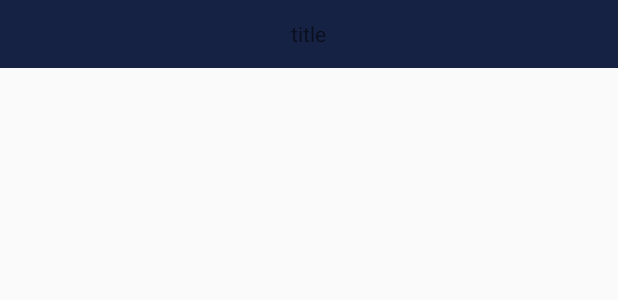
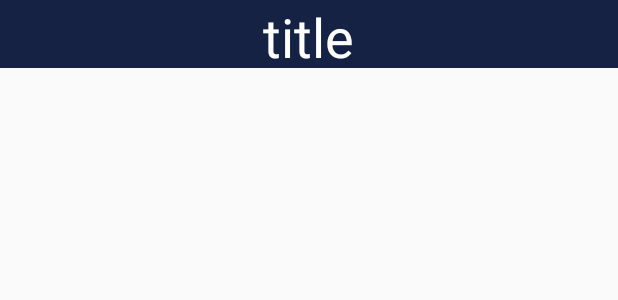
Before and after one commit to sk392/semo_nemo, an Android app: the layout layout_appbar.xml on its own in the app's theme, with its tools: preview values and no code run, on a phone screen of 412 x 824 dp. Shown: the top 300 px of the screen. Run offline under Robolectric (Android 15) with nearby library versions, the phone set to English and light mode, and no system bars; Roboto replaces fonts that are not available here.

Commit message:
메인화면 틀 완성

```diff
--- a/ToYouProject/app/build.gradle
+++ b/ToYouProject/app/build.gradle
@@ -23,6 +23,7 @@ android {
     }
 }
 
+
 dependencies {
     implementation fileTree(dir: 'libs', include: ['*.jar'])
     implementation 'com.android.support:appcompat-v7:27.0.2'
@@ -39,7 +40,11 @@ dependencies {
     //다이얼로그
     implementation 'com.afollestad.material-dialogs:core:0.9.6.0'
     implementation 'com.afollestad.material-dialogs:commons:0.9.6.0'
+    //viewpagerindicator
     implementation 'com.romandanylyk:pageindicatorview:1.0.0'
+
+    //fontlibrary
+    implementation 'com.github.katoro:typekit:1.0.1'
 
     //cardview 라이브러리
     implementation 'com.android.support:cardview-v7:27.0.2'
--- a/ToYouProject/app/src/main/AndroidManifest.xml
+++ b/ToYouProject/app/src/main/AndroidManifest.xml
@@ -27,7 +27,8 @@
 
         <activity android:name=".view.HomeActivity" />
         <activity android:name=".view.BaseActivity" />
-        <activity android:name=".view.SignupActivity"></activity>
+        <activity android:name=".view.SignupActivity" />
+        <activity android:name=".view.LetterDetailActivity"></activity>
     </application>
 
 </manifest>
--- a/ToYouProject/app/src/main/java/com/semonemo/latte/toyouproject/view/BaseActivity.java
+++ b/ToYouProject/app/src/main/java/com/semonemo/latte/toyouproject/view/BaseActivity.java
@@ -1,10 +1,12 @@
 package com.semonemo.latte.toyouproject.view;
 
+import android.content.Context;
 import android.support.v7.app.AppCompatActivity;
 import android.os.Bundle;
 
 import com.semonemo.latte.toyouproject.R;
 import com.semonemo.latte.toyouproject.util.SharedPreferenceManager;
+import com.tsengvn.typekit.TypekitContextWrapper;
 
 import butterknife.ButterKnife;
 
@@ -15,4 +17,8 @@ public class BaseActivity extends AppCompatActivity {
         super.onCreate(savedInstanceState);
         SharedPreferenceManager.getInstance().load(getApplicationContext());
     }
+    @Override
+    protected void attachBaseContext(Context newBase) {
+        super.attachBaseContext(TypekitContextWrapper.wrap(newBase));
+    }
 }
--- a/ToYouProject/app/src/main/java/com/semonemo/latte/toyouproject/view/HomeActivity.java
+++ b/ToYouProject/app/src/main/java/com/semonemo/latte/toyouproject/view/HomeActivity.java
@@ -1,5 +1,6 @@
 package com.semonemo.latte.toyouproject.view;
 
+import android.graphics.Typeface;
 import android.os.Bundle;
 import android.support.annotation.NonNull;
 import android.support.annotation.Nullable;
@@ -111,7 +112,9 @@ public class HomeActivity extends BaseActivity {
             long curDateTime = new Date().getTime();
 
             long minute = (curDateTime - reqDateTime);
-            tvDDay.setText(minute + "분");
+            Typeface type = Typeface.createFromAsset(getActivity().getAssets(),"FISH&CHIPS-Regular.ttf");
+            tvDDay.setTypeface(type);
+            tvDDay.setText("D-"+minute);
             return rootView;
         }
 
--- a/ToYouProject/app/src/main/res/layout/fragment_main_letter.xml
+++ b/ToYouProject/app/src/main/res/layout/fragment_main_letter.xml
@@ -17,8 +17,9 @@
         android:layout_height="110dp" />
     <TextView
         android:id="@+id/tv_d_day"
-        android:layout_marginTop="48dp"
+        android:layout_marginTop="52dp"
         android:textSize="50sp"
+        android:textColor="@color/reddish_pink"
         android:text="D-20"
         android:layout_width="wrap_content"
         android:layout_height="wrap_content"
--- a/ToYouProject/app/src/main/res/layout/layout_appbar.xml
+++ b/ToYouProject/app/src/main/res/layout/layout_appbar.xml
@@ -1,15 +1,16 @@
 <?xml version="1.0" encoding="utf-8"?>
-<RelativeLayout
-    xmlns:android="http://schemas.android.com/apk/res/android"
+<RelativeLayout xmlns:android="http://schemas.android.com/apk/res/android"
+    xmlns:app="http://schemas.android.com/apk/res-auto"
     android:background="@color/colorPrimary"
     android:layout_width="match_parent"
     android:paddingLeft="20dp"
     android:paddingRight="20dp"
-    android:layout_height="@dimen/appbar_size">
+    android:layout_height="@dimen/appbar_size"
+    xmlns:tools="http://schemas.android.com/tools"
+    tools:ignore="MissingPrefix">
     <ImageView
         android:layout_width="@dimen/appbar_icon_size"
         android:layout_height="@dimen/appbar_icon_size"
-
         android:id="@+id/appbar_left_btn"
         android:layout_centerVertical="true"
         />
@@ -19,7 +20,8 @@
         android:layout_height="wrap_content"
         android:text="title"
         android:id="@+id/appbar_title"
-
+        android:textColor="@android:color/white"
+        android:textSize="@dimen/appbar_title_size"
         android:layout_centerInParent="true"
         />
     <ImageView
--- a/ToYouProject/app/src/main/res/values/dimen.xml
+++ b/ToYouProject/app/src/main/res/values/dimen.xml
@@ -3,5 +3,7 @@
     <dimen name="appbar_size">45dp</dimen>
     <dimen name="common_side_size">16dp</dimen>
     <dimen name="appbar_icon_size">27dp</dimen>
+    <dimen name="appbar_title_size">36sp</dimen>
+    <dimen name="main_letter_date_size">50sp</dimen>
     <dimen name="signup_background_image_size">120dp</dimen>
 </resources>
--- a/ToYouProject/app/src/main/res/values/strings.xml
+++ b/ToYouProject/app/src/main/res/values/strings.xml
@@ -1,6 +1,6 @@
 <resources>
-    <string name="app_name">ToYouProject</string>
-    <string name="title_main">ToYou</string>
+    <string name="app_name">ToYou</string>
+    <string name="appbar_title_main">To You</string>
     <string name="title_my">MY</string>
     <string name="name">이름</string>
     <string name="hint_name_message">사용할 이름을 작성해주세요</string>
--- a/ToYouProject/build.gradle
+++ b/ToYouProject/build.gradle
@@ -25,6 +25,7 @@ subprojects {
     repositories {
         mavenCentral()
         maven { url 'http://devrepo.kakao.com:8088/nexus/content/groups/public/' }
+        maven { url 'https://jitpack.io' }
     }
 }
 
```
Also changed, not shown: ToYouProject/app/src/main/java/com/semonemo/latte/toyouproject/GlobalApplication.java (+5 -4 lines), ToYouProject/app/src/main/java/com/semonemo/latte/toyouproject/view/LetterDetailActivity.java (added, +15 -0 lines), ToYouProject/app/src/main/java/com/semonemo/latte/toyouproject/view/layout/AppbarLayout.java (+5 -2 lines), ToYouProject/app/src/main/res/layout/activity_letter_detail.xml (added, +9 -0 lines), ToYouProject/app/src/main/assets/FISH&CHIPS-Regular.ttf (added), 4 other files.
